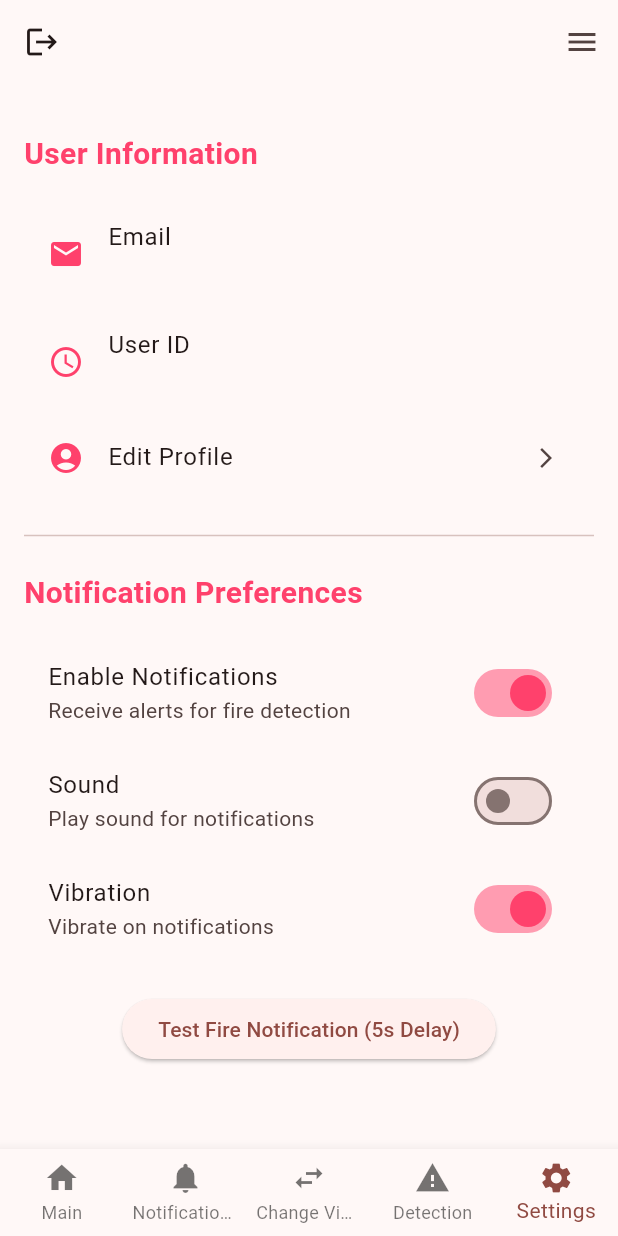
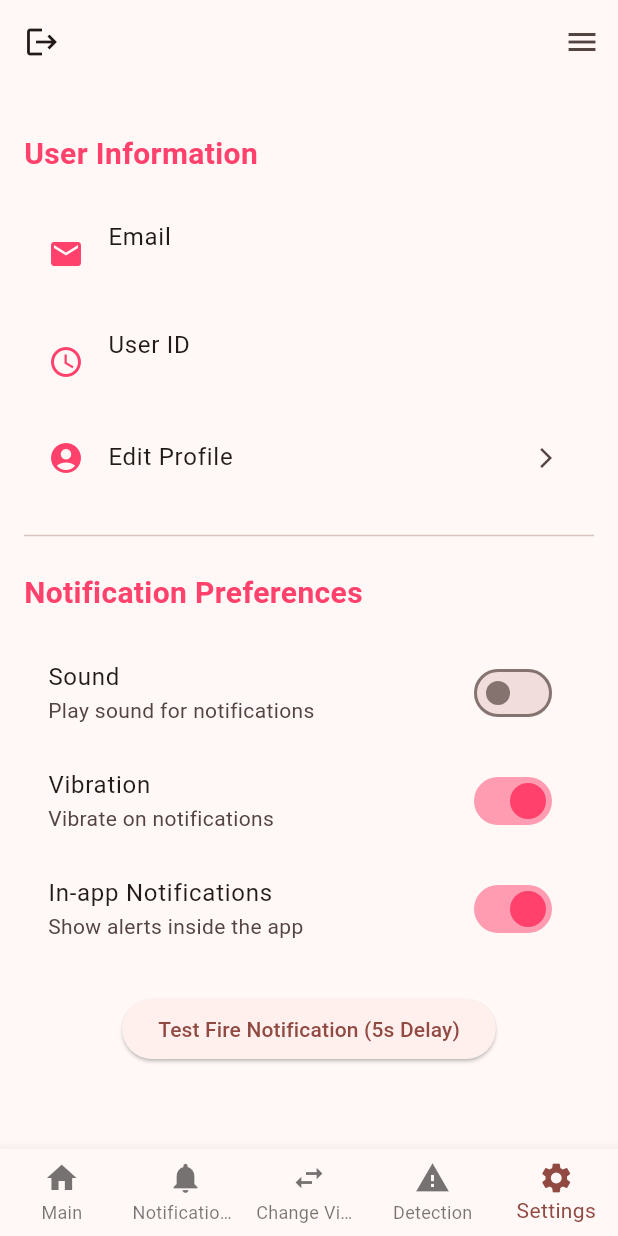
Before and after one commit to cemresuuzun/BlazeSense, a Flutter app: the MainPage screen opened directly, item 5 of the bottom bar chosen, after a tap on "Sound", on a phone screen of 412 x 824 dp. Run offline on Flutter 3.47's test engine with Material 3 defaults, Android fonts, the phone set to English and light mode, and no system bars; our stand-ins replace camera, flutter_local_notifications, fluttertoast, supabase_flutter, vibration; accounts and stored records are empty; network calls fail.

Commit message:
Both in-app alert dialog and background notification vibration and in-app notifications setting for alert dialog vibration, sound settings for background notification real-time olarak database user setting yazma function for in_app_notifications, sound_enabled, vibration_enabled set to true when user first created,

```diff
--- a/Mobile App/lib/pages/settings_page.dart
+++ b/Mobile App/lib/pages/settings_page.dart
@@ -1,4 +1,3 @@
-
 import 'package:flutter/material.dart';
 import 'package:flutter/scheduler.dart';
 import 'package:flutterilk/pages/profile_page.dart';
@@ -7,12 +6,6 @@ import 'package:flutter_local_notifications/flutter_local_notifications.dart';
 import 'package:fluttertoast/fluttertoast.dart';
 import 'package:flutterilk/notification/notification_service.dart';
 import 'package:flutter_local_notifications/flutter_local_notifications.dart' as fln;
-
-
-
-//Supabase doesn’t expose creationTime like Firebase, but you can:
-// Store it manually during sign-up.
-// Or create a users table and store additional metadata there (like name, registration date, etc.).
 
 class SettingsPage extends StatefulWidget {
   const SettingsPage({super.key});
@@ -23,16 +16,65 @@ class SettingsPage extends StatefulWidget {
 
 class _SettingsPageState extends State<SettingsPage> {
   final user = Supabase.instance.client.auth.currentUser;
-  bool notificationsEnabled = true;
+
   bool soundEnabled = true;
   bool vibrationEnabled = true;
+  bool inAppNotifications = true;
+
+  @override
+  void initState() {
+    super.initState();
+    fetchUserPreferences();
+  }
+
+  Future<void> fetchUserPreferences() async {
+    try {
+      final response = await Supabase.instance.client
+          .from('settings')
+          .select('sound_enabled, vibration_enabled, in_app_notifications')
+          .eq('user_id', user?.id)
+          .single();
+
+      setState(() {
+        soundEnabled = response['sound_enabled'] ?? true;
+        vibrationEnabled = response['vibration_enabled'] ?? true;
+        inAppNotifications = response['in_app_notifications'] ?? true;
+      });
+    } catch (e) {
+      print("⚠️ No settings found for this user. Creating defaults...");
+
+      // 👶 Insert default settings
+      await Supabase.instance.client.from('settings').insert({
+        'user_id': user?.id,
+        'sound_enabled': true,
+        'vibration_enabled': true,
+        'in_app_notifications': true,
+      });
+
+      setState(() {
+        soundEnabled = true;
+        vibrationEnabled = true;
+        inAppNotifications = true;
+      });
+    }
+  }
+
+
+  Future<void> updateUserPreference(String key, bool value) async {
+    if (user == null) return;
+
+    await Supabase.instance.client
+        .from('settings') // ✅ fixed here
+        .update({key: value})
+        .eq('user_id', user!.id); // ✅ fixed here
+  }
 
   @override
   Widget build(BuildContext context) {
     return ListView(
       padding: const EdgeInsets.all(16),
       children: [
-        // User Information Section
+        // User Info
         Container(
           padding: const EdgeInsets.symmetric(vertical: 16),
           child: Column(
@@ -72,7 +114,8 @@ class _SettingsPageState extends State<SettingsPage> {
           ),
         ),
         const Divider(),
-        // Notification Preferences Section
+
+        // Notification Settings
         Container(
           padding: const EdgeInsets.symmetric(vertical: 16),
           child: Column(
@@ -87,76 +130,63 @@ class _SettingsPageState extends State<SettingsPage> {
                 ),
               ),
               const SizedBox(height: 16),
-              SwitchListTile(
-                title: const Text('Enable Notifications'),
-                subtitle: const Text('Receive alerts for fire detection'),
-                value: notificationsEnabled,
-                activeColor: const Color(0xFFFF416C),
-                onChanged: (bool value) {
-                  setState(() {
-                    notificationsEnabled = value;
-                  });
-                },
-              ),
+
+              //  Sound toggle
               SwitchListTile(
                 title: const Text('Sound'),
                 subtitle: const Text('Play sound for notifications'),
                 value: soundEnabled,
                 activeColor: const Color(0xFFFF416C),
-                onChanged: notificationsEnabled
-                    ? (bool value) {
+                onChanged: (bool value) async {
                   setState(() {
                     soundEnabled = value;
                   });
-                }
-                    : null,
+                  await updateUserPreference('sound_enabled', value);
+                },
               ),
+
+              //  Vibration toggle
               SwitchListTile(
                 title: const Text('Vibration'),
                 subtitle: const Text('Vibrate on notifications'),
                 value: vibrationEnabled,
                 activeColor: const Color(0xFFFF416C),
-                onChanged: notificationsEnabled
-                    ? (bool value) {
+                onChanged: (bool value) async {
                   setState(() {
                     vibrationEnabled = value;
                   });
-                }
-                    : null,
+                  await updateUserPreference('vibration_enabled', value);
+                },
               ),
+
+              //  In-app notifications toggle
+              SwitchListTile(
+                title: const Text('In-app Notifications'),
+                subtitle: const Text('Show alerts inside the app'),
+                value: inAppNotifications,
+                activeColor: const Color(0xFFFF416C),
+                onChanged: (bool value) async {
+                  setState(() {
+                    inAppNotifications = value;
+                  });
+                  await updateUserPreference('in_app_notifications', value);
+                },
+              ),
+
               const SizedBox(height: 20),
+
+              // Test Button
               Center(
                 child: ElevatedButton(
                   onPressed: () async {
                     print("⏳ Waiting 5 seconds before notification...");
-
                     await Future.delayed(const Duration(seconds: 5));
-
-                    final androidDetails = fln.AndroidNotificationDetails(
-                      'test_channel',
-                      'Test Notifications',
-                      channelDescription: 'Used for testing local notifications',
-                      importance: fln.Importance.max,
-                      priority: fln.Priority.high,
-                    );
-
-                    final notificationDetails = fln.NotificationDetails(android: androidDetails);
-
-                    print("🔥 Showing notification now!");
-
-                    await flutterLocalNotificationsPlugin.show(
-                      0,
-                      '🔥 Fire Detected!',
-                      'This is a delayed notification (5 seconds later)',
-                      notificationDetails,
-                    );
+                    print("🔥 Triggering showFireNotification manually...");
+                    await showFireNotification('This is a test fire alert from the settings page!');
                   },
                   child: const Text('Test Fire Notification (5s Delay)'),
                 ),
-
               ),
-
-
             ],
           ),
         ),
```
Also changed, not shown: Mobile App/lib/main.dart (+62 -1 lines), Mobile App/lib/notification/notification_service.dart (+60 -20 lines).
